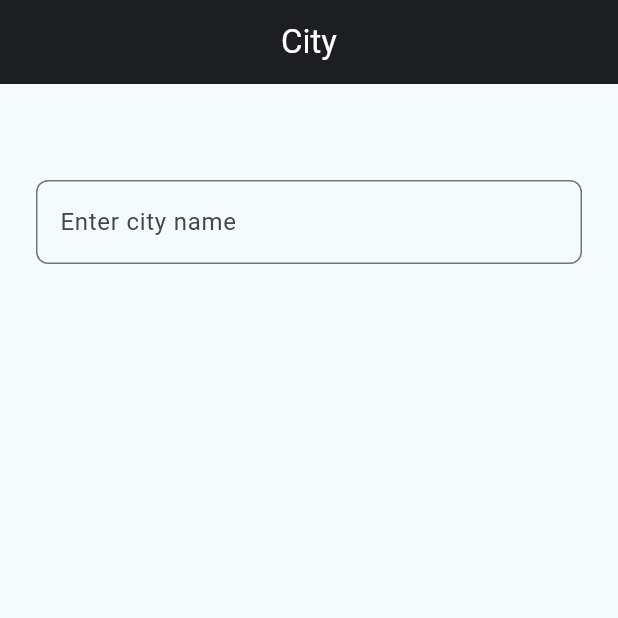
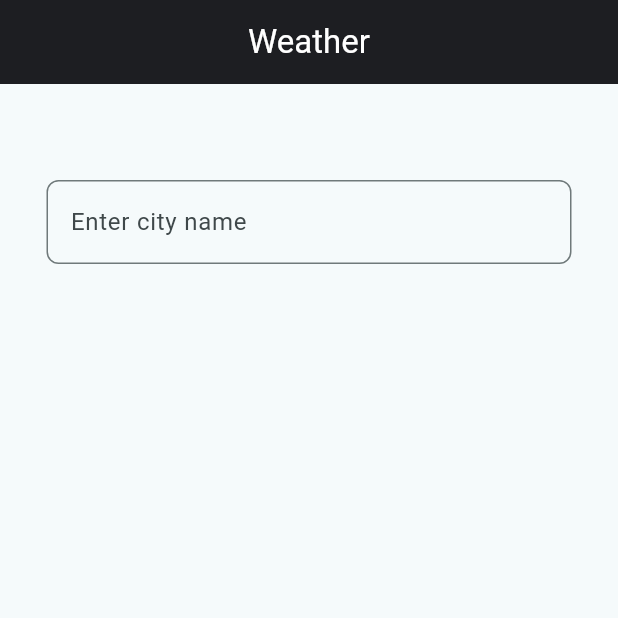
Before and after one commit to Royserg/weather, a Flutter app: the screen it shows after launch, on a phone screen of 412 x 824 dp, the top half of it. Run offline on Flutter 3.47's test engine with Material 2 defaults, Android fonts, the phone set to English and light mode, and no system bars; our stand-ins replace dartz, equatable, flutter_bloc, get_it, rxdart.

Commit message:
refactor: convert city_page to city_search component

```diff
--- a/lib/features/city/presentation/bloc/city_bloc.dart
+++ b/lib/features/city/presentation/bloc/city_bloc.dart
@@ -10,6 +10,11 @@ class CityBloc extends Bloc<CityEvent, CityState> {
   CityBloc(this._searchCityUseCase) : super(CitiesEmpty()) {
     on<OnCitySearch>(
       (event, emit) async {
+        if (event.query.isEmpty) {
+          emit(CitiesEmpty());
+          return;
+        }
+
         emit(CitiesLoading());
 
         final result = await _searchCityUseCase.execute(event.query);
@@ -24,6 +29,9 @@ class CityBloc extends Bloc<CityEvent, CityState> {
       },
       transformer: debounce(const Duration(milliseconds: 500)),
     );
+
+    // TODO:
+    // on<OnCitySelect>()
   }
 }
 
--- /dev/null
+++ b/lib/features/city/presentation/components/city_search.dart
@@ -0,0 +1,66 @@
+import 'package:flutter/material.dart';
+import 'package:flutter_bloc/flutter_bloc.dart';
+import 'package:weather/features/city/presentation/bloc/city_bloc.dart';
+import 'package:weather/features/city/presentation/bloc/city_event.dart';
+import 'package:weather/features/city/presentation/bloc/city_state.dart';
+
+class CitySearchComponent extends StatelessWidget {
+  const CitySearchComponent({super.key});
+
+  final componentWidth = 350.0;
+
+  @override
+  Widget build(BuildContext context) {
+    return (Column(
+      children: [
+        TextField(
+          decoration: InputDecoration(
+            constraints: BoxConstraints(maxWidth: componentWidth),
+            hintText: 'Enter city name',
+            border: OutlineInputBorder(
+              borderRadius: BorderRadius.circular(8),
+            ),
+          ),
+          onChanged: (value) {
+            context.read<CityBloc>().add(OnCitySearch(value));
+          },
+        ),
+        BlocBuilder<CityBloc, CityState>(
+          builder: (context, state) {
+            if (state is CitiesLoading) {
+              return const Center(
+                child: CircularProgressIndicator(),
+              );
+            }
+
+            if (state is CitiesLoadFailure) {
+              return Center(
+                child: Text('error: ${state.message}'),
+              );
+            }
+
+            if (state is CitiesLoaded) {
+              return Column(
+                key: const Key('city_suggestions'),
+                children: state.result
+                    .map(
+                      (city) => InkWell(
+                        child: SizedBox(
+                            width: componentWidth,
+                            child: Text('${city.name}, ${city.countryCode}')),
+                        onTap: () {
+                          debugPrint('city :${city.name}');
+                        },
+                      ),
+                    )
+                    .toList(),
+              );
+            }
+
+            return Container();
+          },
+        )
+      ],
+    ));
+  }
+}
--- a/lib/features/city/presentation/pages/city_page.dart
+++ /dev/null
@@ -1,68 +0,0 @@
-import 'package:flutter/material.dart';
-import 'package:flutter_bloc/flutter_bloc.dart';
-import 'package:weather/features/city/presentation/bloc/city_bloc.dart';
-import 'package:weather/features/city/presentation/bloc/city_event.dart';
-import 'package:weather/features/city/presentation/bloc/city_state.dart';
-
-class CityPage extends StatelessWidget {
-  const CityPage({Key? key}) : super(key: key);
-
-  @override
-  Widget build(BuildContext context) {
-    return Scaffold(
-      appBar: AppBar(
-        backgroundColor: const Color(0xff1d1e22),
-        title: const Text(
-          'City',
-          style: TextStyle(color: Colors.white),
-        ),
-        centerTitle: true,
-      ),
-      body: Padding(
-        padding: const EdgeInsets.all(24.0),
-        child: Column(
-          children: [
-            const SizedBox(height: 40),
-            TextField(
-              decoration: InputDecoration(
-                hintText: 'Enter city name',
-                border: OutlineInputBorder(
-                  borderRadius: BorderRadius.circular(8),
-                ),
-              ),
-              onChanged: (value) {
-                // context.read<CityBloc>().add(OnCityChanged(value));
-                if (value.length > 1) {
-                  context.read<CityBloc>().add(OnCitySearch(value));
-                }
-              },
-            ),
-            const SizedBox(height: 48),
-            BlocBuilder<CityBloc, CityState>(builder: (context, state) {
-              if (state is CitiesLoading) {
-                return const Center(
-                  child: CircularProgressIndicator(),
-                );
-              }
-
-              if (state is CitiesLoadFailure) {
-                return Center(
-                  child: Text('error: ${state.message}'),
-                );
-              }
-
-              if (state is CitiesLoaded) {
-                return const Column(
-                  key: Key('city_suggestions'),
-                  children: [Text('data')],
-                );
-              }
-
-              return Container();
-            }),
-          ],
-        ),
-      ),
-    );
-  }
-}
--- a/lib/features/weather/presentation/pages/weather_page.dart
+++ b/lib/features/weather/presentation/pages/weather_page.dart
@@ -1,8 +1,8 @@
 import 'package:flutter/material.dart';
 import 'package:flutter_bloc/flutter_bloc.dart';
 import 'package:weather/core/constants/constants.dart';
+import 'package:weather/features/city/presentation/components/city_search.dart';
 import 'package:weather/features/weather/presentation/bloc/weather_bloc.dart';
-import 'package:weather/features/weather/presentation/bloc/weather_event.dart';
 import 'package:weather/features/weather/presentation/bloc/weather_state.dart';
 
 class WeatherPage extends StatelessWidget {
@@ -24,17 +24,7 @@ class WeatherPage extends StatelessWidget {
         child: Column(
           children: [
             const SizedBox(height: 40),
-            TextField(
-              decoration: InputDecoration(
-                hintText: 'Enter city name',
-                border: OutlineInputBorder(
-                  borderRadius: BorderRadius.circular(8),
-                ),
-              ),
-              onChanged: (value) {
-                context.read<WeatherBloc>().add(OnCityChanged(value));
-              },
-            ),
+            const CitySearchComponent(),
             const SizedBox(height: 48),
             BlocBuilder<WeatherBloc, WeatherState>(builder: (context, state) {
               if (state is WeatherLoading) {
--- a/lib/main.dart
+++ b/lib/main.dart
@@ -1,10 +1,9 @@
 import 'package:flutter/material.dart';
 import 'package:flutter_bloc/flutter_bloc.dart';
 import 'package:weather/features/city/presentation/bloc/city_bloc.dart';
-import 'package:weather/features/city/presentation/pages/city_page.dart';
-import 'package:weather/injection_container.dart';
 import 'package:weather/features/weather/presentation/bloc/weather_bloc.dart';
 import 'package:weather/features/weather/presentation/pages/weather_page.dart';
+import 'package:weather/injection_container.dart';
 
 void main() {
   setupLocator();
@@ -27,8 +26,7 @@ class MyApp extends StatelessWidget {
           colorScheme: ColorScheme.fromSeed(seedColor: Colors.white54),
           useMaterial3: true,
         ),
-        // home: const WeatherPage(),
-        home: const CityPage(),
+        home: const WeatherPage(),
       ),
     );
   }
```
